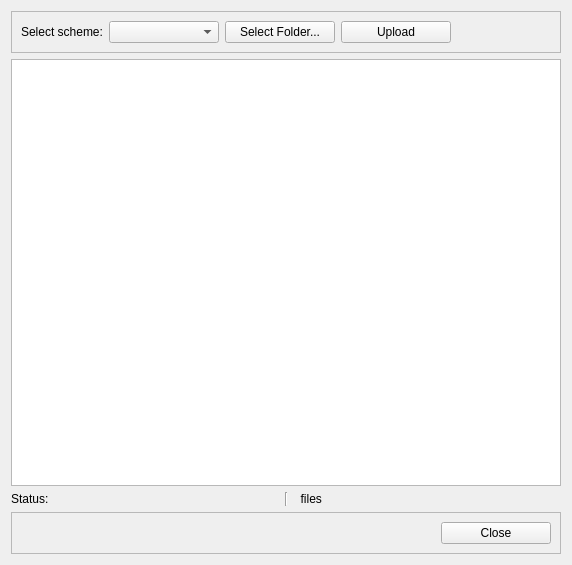
cb-flts/flts, file ui/flts/certificate_upload/ui_flts_certificate_upload.ui: the form before one commit.
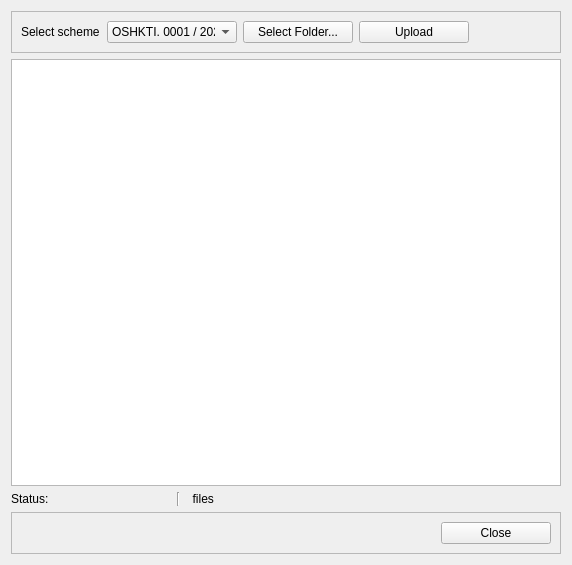
The form after the commit. Icons and pictures are not drawn.

Commit message: Refactored the scheme combobox and status label spacing.

```diff
--- a/ui/flts/certificate_upload/ui_flts_certificate_upload.ui
+++ b/ui/flts/certificate_upload/ui_flts_certificate_upload.ui
@@ -83,7 +83,7 @@
          </size>
         </property>
         <property name="text">
-         <string>Select scheme:</string>
+         <string>Select scheme</string>
         </property>
        </widget>
       </item>
@@ -136,13 +136,18 @@
         </property>
         <property name="minimumSize">
          <size>
-          <width>110</width>
+          <width>127</width>
           <height>0</height>
          </size>
         </property>
         <property name="toolTip">
          <string>&lt;html&gt;&lt;head/&gt;&lt;body&gt;&lt;p&gt;Select Scheme&lt;/p&gt;&lt;/body&gt;&lt;/html&gt;</string>
         </property>
+        <item>
+         <property name="text">
+          <string>OSHKTI. 0001 / 2020</string>
+         </property>
+        </item>
        </widget>
       </item>
      </layout>
@@ -169,8 +174,20 @@
    </item>
    <item row="3" column="0">
     <widget class="QLabel" name="lbl_status">
+     <property name="sizePolicy">
+      <sizepolicy hsizetype="Fixed" vsizetype="Preferred">
+       <horstretch>0</horstretch>
+       <verstretch>0</verstretch>
+      </sizepolicy>
+     </property>
+     <property name="maximumSize">
+      <size>
+       <width>160</width>
+       <height>16777215</height>
+      </size>
+     </property>
      <property name="text">
-      <string>Status: </string>
+      <string>Status:  </string>
      </property>
     </widget>
    </item>
```
The commit also changes 1 other file.
